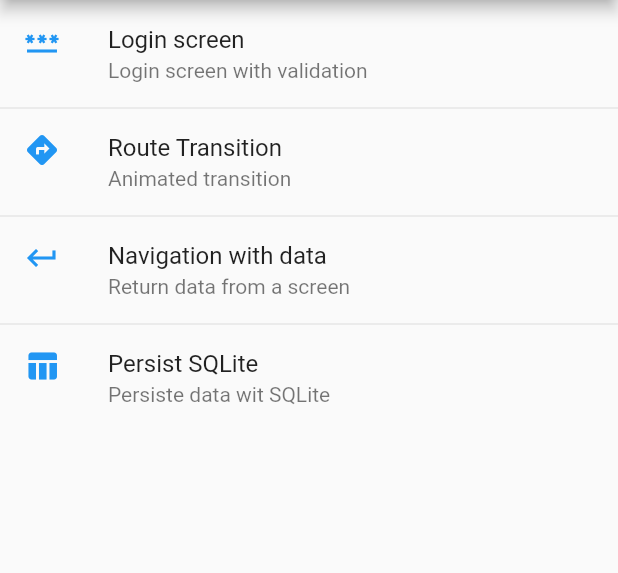
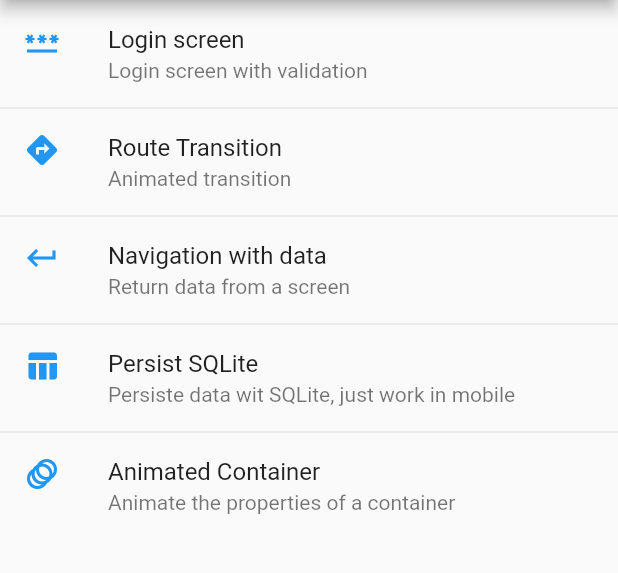
Before and after one commit to C4co/flutter_notes, a Flutter app: the ExamplesPage screen opened directly, on a phone screen of 412 x 824 dp, the part 84-657 px from its top. Run offline on Flutter 3.47's test engine with Material 2 defaults, Android fonts, the phone set to English and light mode, and no system bars; our stand-ins replace dio, sqflite; accounts and stored records are empty.

Commit message:
add: animated container example

```diff
--- a/lib/modules/examples/examples.dart
+++ b/lib/modules/examples/examples.dart
@@ -1,4 +1,5 @@
 import 'package:flutter/material.dart';
+import 'package:flutter_notes/modules/examples/animated_container.dart';
 import 'package:flutter_notes/modules/examples/navigation_return_data.dart';
 import 'package:flutter_notes/modules/examples/persist_sqlite.dart';
 import 'package:flutter_notes/modules/examples/route_transition.dart';
@@ -46,9 +47,17 @@ class ExamplesPage extends StatelessWidget {
               listItem(
                 context,
                 'Persist SQLite',
-                'Persiste data wit SQLite',
+                'Persiste data wit SQLite, just work in mobile',
                 Icons.table_chart,
                 const PersistSqlitePage()
+              ),
+
+              listItem(
+                context,
+                'Animated Container',
+                'Animate the properties of a container',
+                Icons.animation,
+                const AnimatedContainerPage()
               ),
 
             ]
```
Also changed, not shown: lib/modules/examples/animated_container.dart (added, +63 -0 lines).
